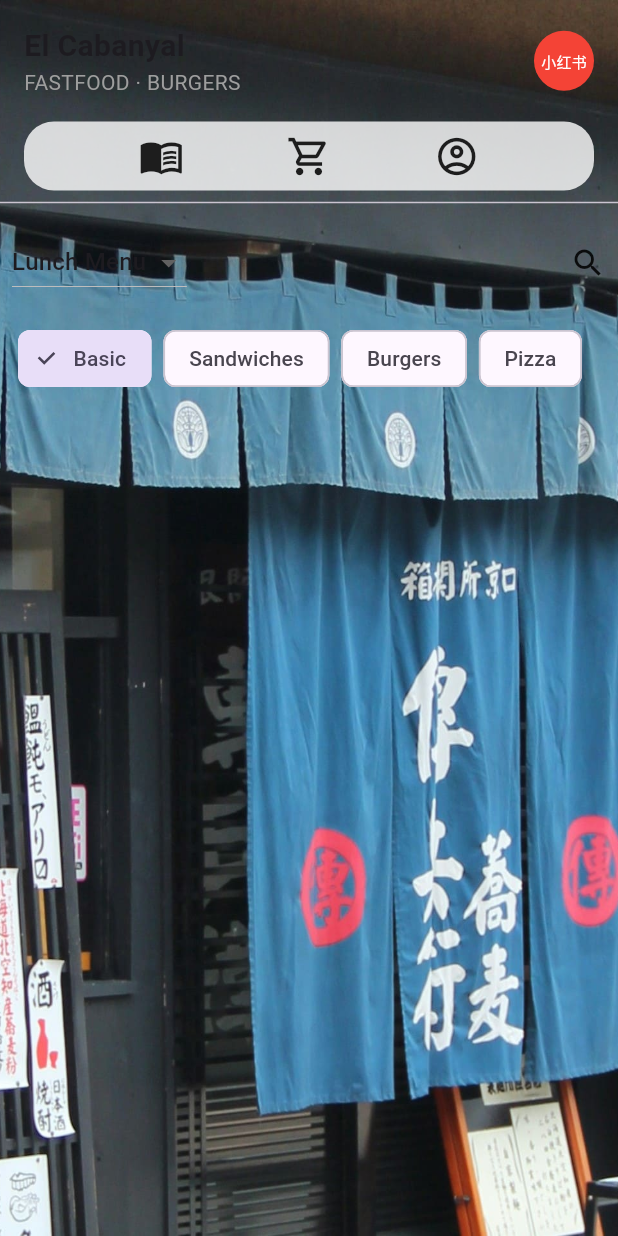
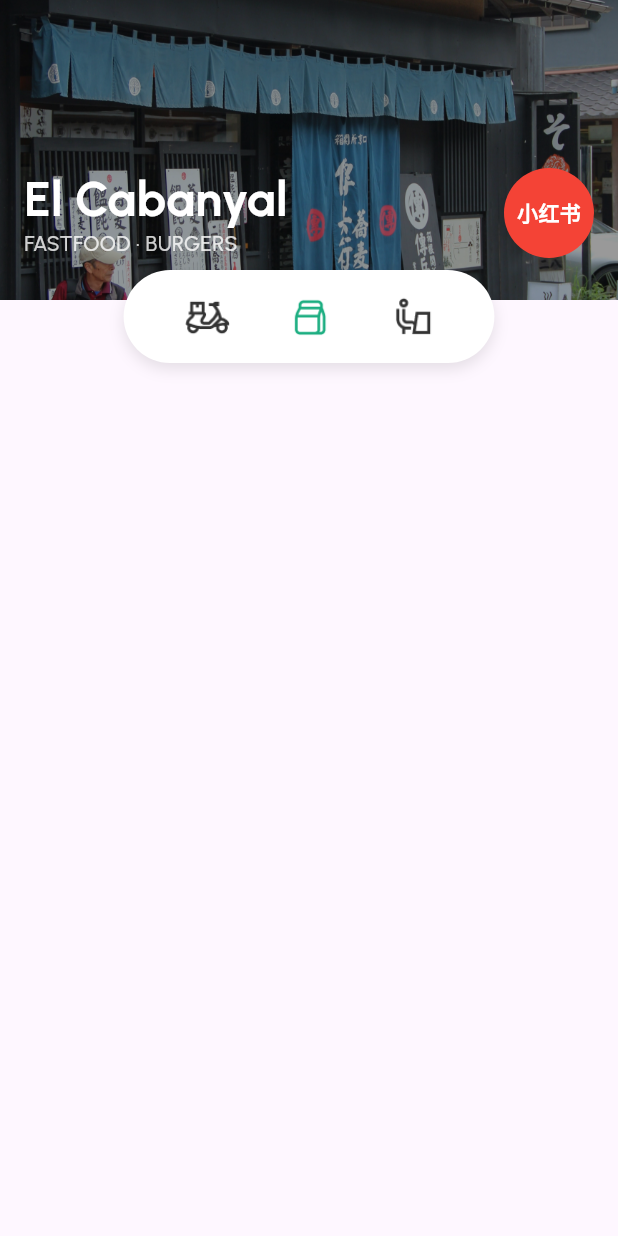
Before and after one commit to Afraranver/food_ordering_application, a Flutter app: the screen it shows after launch, on a phone screen of 412 x 824 dp. Run offline on Flutter 3.47's test engine with Material 3 defaults, Android fonts, the phone set to English and light mode, and no system bars; generated files the repository leaves out were written again; statements that could not run were skipped.

Commit message:
Header Static UI
Added header UI

```diff
--- a/lib/src/home/home_menu.dart
+++ b/lib/src/home/home_menu.dart
@@ -1,21 +1,4 @@
 import 'package:flutter/material.dart';
-import 'package:food_ordering_application/src/util/appdata.dart';
-
-class HomePage extends StatelessWidget {
-  const HomePage({super.key});
-
-  @override
-  Widget build(BuildContext context) {
-    return Scaffold(
-      appBar: AppBar(
-        title: const Text('Home Page'),
-      ),
-      body: const Center(
-        child: Text('Home Page Content'),
-      ),
-    );
-  }
-}
 
 class MenuScreen extends StatefulWidget {
   const MenuScreen({super.key});
@@ -25,211 +8,151 @@ class MenuScreen extends StatefulWidget {
 }
 
 class _MenuScreenState extends State<MenuScreen> {
-  String selectedCategory = 'Basic';
-  List<MenuItem> menuItems = [];
-
   @override
   Widget build(BuildContext context) {
     return Scaffold(
-      body: Stack(
+      body: Column(
+        children: [
+          // Background with Title and Logo
+          Stack(
             children: [
               // Background Image
               Container(
+                height: 200,
                 decoration: const BoxDecoration(
                   image: DecorationImage(
-                image: AssetImage('assets/images/background.jpg'), // Replace with your image asset
+                    image: AssetImage('assets/images/background.jpg'),
                     fit: BoxFit.cover,
                   ),
                 ),
               ),
-          // Content
+              // Dark overlay for better contrast
+              Container(
+                height: 200,
+                color: Colors.black.withOpacity(0.4),
+              ),
+              // Title and Logo
+              Positioned(
+                bottom: 28,
+                left: 16,
+                right: 16,
+                child: Row(
+                  mainAxisAlignment: MainAxisAlignment.spaceBetween,
+                  children: [
+                    // Restaurant Name and Subtitle
                     Column(
                       crossAxisAlignment: CrossAxisAlignment.start,
                       children: [
-              // AppBar Section
-              const Padding(
-                padding: EdgeInsets.all(16.0),
-                child: Row(
-                  mainAxisAlignment: MainAxisAlignment.spaceBetween,
-                  children: [
-                    // Title Section
-                    Column(
-                      crossAxisAlignment: CrossAxisAlignment.start,
-                      children: [
-                        Text(
+                        const Text(
                           'El Cabanyal',
-                          style: TextStyle(fontSize: 20, fontWeight: FontWeight.bold),
+                          style: TextStyle(
+                            fontFamily: 'Urbanist',
+                            color: Colors.white,
+                            fontSize: 32,
+                            fontWeight: FontWeight.w700,
+                            height: 36 / 32,
                           ),
+                        ),
+                        const SizedBox(height: 4),
                         Text(
                           'FASTFOOD · BURGERS',
-                          style: TextStyle(fontSize: 14, color: Colors.grey),
+                          style: TextStyle(
+                            fontFamily: 'Urbanist',
+                            color: Colors.white.withOpacity(0.8),
+                            fontSize: 14,
+                            fontWeight: FontWeight.w500,
+                            height: 14 / 14,
+                          ),
                         ),
                       ],
                     ),
-                    // Logo Section
-                    CircleAvatar(
+                    // Logo
+                    const CircleAvatar(
+                      radius: 30,
                       backgroundColor: Colors.red,
                       child: Text(
                         '小红书',
-                        style: TextStyle(fontSize: 10, color: Colors.white),
+                        style: TextStyle(
+                          color: Colors.white,
+                          fontSize: 14,
+                          fontWeight: FontWeight.bold,
+                        ),
                       ),
                     ),
                   ],
                 ),
               ),
-              // Tabs Section
-              Center(
+            ],
+          ),
+
+          // Icon Tabs
+          Align(
+            alignment: Alignment.topCenter, // Position it at the top center
+            child: Transform.translate(
+              offset: const Offset(
+                  0, -20.0), // Move the widget upwards by 20 pixels
               child: Container(
-                  margin: const EdgeInsets.symmetric(horizontal: 16.0),
-                  padding: const EdgeInsets.all(8.0),
+                padding: const EdgeInsets.symmetric(
+                    vertical: 6.0, horizontal: 12.0), // Smaller padding
+                width:
+                    MediaQuery.of(context).size.width * 0.6, // Reduce the width
                 decoration: BoxDecoration(
-                    color: Colors.white.withOpacity(0.8),
-                    borderRadius: BorderRadius.circular(20),
+                  color: Colors.white,
+                  borderRadius:
+                      BorderRadius.circular(50), // Smaller rounded corners
+                  boxShadow: [
+                    BoxShadow(
+                      color: Colors.black.withOpacity(0.1),
+                      blurRadius: 8,
+                      offset: const Offset(0, 4),
+                    ),
+                  ],
                 ),
                 child: const Row(
                   mainAxisAlignment: MainAxisAlignment.spaceEvenly,
                   children: [
-                      Icon(Icons.menu_book, size: 30),
-                      Icon(Icons.shopping_cart_outlined, size: 30),
-                      Icon(Icons.account_circle_outlined, size: 30),
+                    IconTab(
+                        assetPath: 'assets/images/delivery_scooter.png',
+                        isSelected: false),
+                    IconTab(
+                        assetPath: 'assets/images/bag.png', isSelected: true),
+                    IconTab(
+                        assetPath: 'assets/images/seated_person.png',
+                        isSelected: false),
                   ],
                 ),
               ),
             ),
-              const Divider(),
-
-              // Dropdown and Search
-              Padding(
-                padding: const EdgeInsets.all(8.0),
-                child: Row(
-                  children: [
-                    DropdownButton<String>(
-                      value: 'Lunch Menu',
-                      items: const [
-                        DropdownMenuItem(
-                            value: 'Lunch Menu', child: Text('Lunch Menu')),
-                        DropdownMenuItem(
-                            value: 'Dinner Menu', child: Text('Dinner Menu')),
-                      ],
-                      onChanged: (value) {
-                        // Handle menu change logic
-                      },
-                    ),
-                    const Spacer(),
-                    const Icon(Icons.search),
-                  ],
-                ),
-              ),
-
-              // Categories (Chips)
-              Padding(
-                padding: const EdgeInsets.all(8.0),
-                child: SingleChildScrollView(
-                  scrollDirection: Axis.horizontal,
-                  child: Row(
-                    children: [
-                      buildCategoryChip('Basic'),
-                      buildCategoryChip('Sandwiches'),
-                      buildCategoryChip('Burgers'),
-                      buildCategoryChip('Pizza'),
-                    ],
-                  ),
-                ),
-              ),
-
-              // Menu Items List
-              Expanded(
-                child: ListView.builder(
-                  itemCount: menuItems.length,
-                  itemBuilder: (context, index) {
-                    final item = menuItems[index];
-                    return buildMenuItem(item);
-                  },
-                ),
-              ),
-            ],
           ),
         ],
       ),
     );
   }
-
-  Widget buildCategoryChip(String category) {
-    final isSelected = category == selectedCategory;
-    return Padding(
-      padding: const EdgeInsets.symmetric(horizontal: 4.0),
-      child: ChoiceChip(
-        label: Text(category),
-        selected: isSelected,
-        onSelected: (bool selected) {
-          setState(() {
-            selectedCategory = category;
-            // Filter menu items by category here
-          });
-        },
-      ),
-    );
 }
 
-  Widget buildMenuItem(MenuItem item) {
-    return Padding(
-      padding: const EdgeInsets.all(8.0),
-      child: Row(
-        crossAxisAlignment: CrossAxisAlignment.start,
-        children: [
-          // Image
-          ClipRRect(
-            borderRadius: BorderRadius.circular(8.0),
-            child: Image.network(
-              item.imageUrl,
-              height: 60,
-              width: 60,
-              fit: BoxFit.cover,
+class IconTab extends StatelessWidget {
+  final String assetPath;
+  final bool isSelected;
+
+  const IconTab({super.key, required this.assetPath, required this.isSelected});
+
+  @override
+  Widget build(BuildContext context) {
+    return Container(
+      width: 50,
+      height: 50,
+      decoration: BoxDecoration(
+        color: isSelected ? Colors.white.withOpacity(0.2) : Colors.white,
+        shape: BoxShape.circle,
+        border: Border.all(
+          color: Colors.white,
+          width: isSelected ? 2 : 1,
         ),
       ),
-          const SizedBox(width: 10),
-          // Details
-          Expanded(
-            child: Column(
-              crossAxisAlignment: CrossAxisAlignment.start,
-              children: [
-                Text(
-                  item.title,
-                  style: const TextStyle(fontWeight: FontWeight.bold),
-                ),
-                Text(
-                  item.description,
-                  style: const TextStyle(color: Colors.grey),
-                ),
-                const SizedBox(height: 4),
-                Row(
-                  mainAxisAlignment: MainAxisAlignment.spaceBetween,
-                  children: [
-                    Text(
-                      '\$${item.price.toStringAsFixed(2)}',
-                      style: const TextStyle(
-                          color: Colors.green, fontWeight: FontWeight.bold),
-                    ),
-                    if (item.promotion != null)
-                      Container(
-                        padding: const EdgeInsets.symmetric(
-                            horizontal: 6, vertical: 2),
-                        decoration: BoxDecoration(
-                          color: Colors.orange,
-                          borderRadius: BorderRadius.circular(4.0),
-                        ),
-                        child: Text(
-                          item.promotion!,
-                          style: const TextStyle(
-                              color: Colors.white, fontSize: 12),
-                        ),
-                      ),
-                  ],
-                ),
-              ],
-            ),
-          ),
-        ],
+      padding: const EdgeInsets.all(8.0), // Add padding for better alignment
+      child: Image.asset(
+        assetPath,
+        fit: BoxFit.contain,
       ),
     );
   }
```
Also changed, not shown: pubspec.yaml (+8 -0 lines), assets/fonts/Urbanist_VariableFont_wght.ttf (added), assets/images/bag.png (added), assets/images/delivery_scooter.png (added), assets/images/seated_person.png (added). Lines whose indentation alone changed are shown as unchanged.
